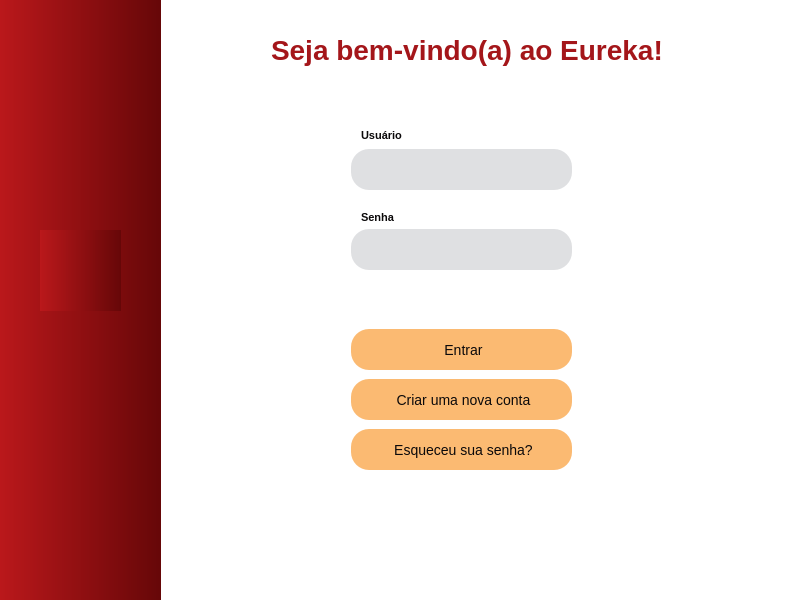
The window that src/qt/ui/login_screen.ui (eliezermoraesss/eureka_app_pyqt5_project_v2) describes before a commit, drawn with Qt 5.
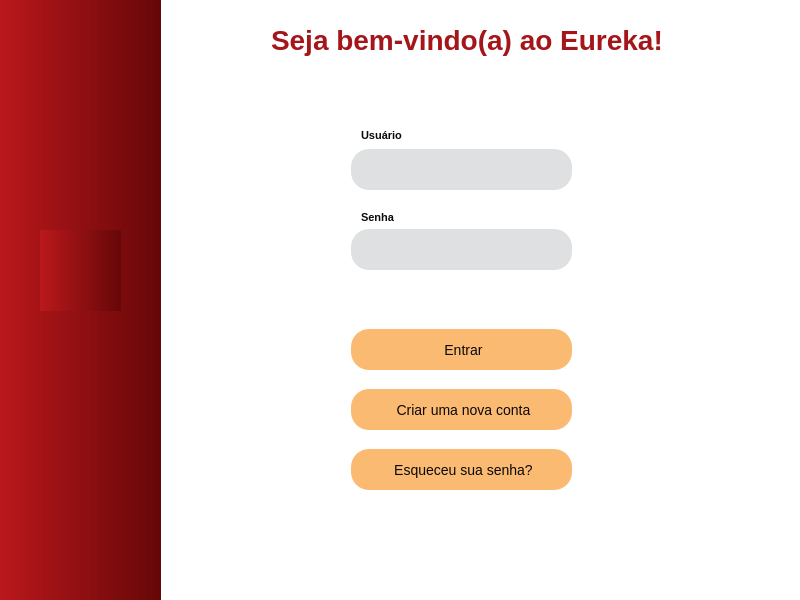
The same window after the commit. Icons and pictures are not drawn.

Commit message: feat: insert email validator and improve screen UI

```diff
--- a/src/qt/ui/login_screen.ui
+++ b/src/qt/ui/login_screen.ui
@@ -312,7 +312,7 @@
      <property name="geometry">
       <rect>
        <x>190</x>
-       <y>380</y>
+       <y>390</y>
        <width>221</width>
        <height>41</height>
       </rect>
@@ -325,6 +325,7 @@
      </property>
      <property name="font">
       <font>
+       <family>Segoe UI</family>
        <pointsize>-1</pointsize>
       </font>
      </property>
@@ -352,7 +353,7 @@
      <property name="geometry">
       <rect>
        <x>190</x>
-       <y>430</y>
+       <y>450</y>
        <width>221</width>
        <height>41</height>
       </rect>
@@ -365,6 +366,7 @@
      </property>
      <property name="font">
       <font>
+       <family>Segoe UI</family>
        <pointsize>-1</pointsize>
       </font>
      </property>
@@ -450,9 +452,9 @@
     <widget class="QPushButton" name="btn_close">
      <property name="geometry">
       <rect>
-       <x>590</x>
-       <y>10</y>
-       <width>41</width>
+       <x>600</x>
+       <y>0</y>
+       <width>31</width>
        <height>41</height>
       </rect>
      </property>
@@ -476,8 +478,8 @@
      </property>
      <property name="iconSize">
       <size>
-       <width>36</width>
-       <height>36</height>
+       <width>24</width>
+       <height>24</height>
       </size>
      </property>
     </widget>
@@ -485,13 +487,14 @@
      <property name="geometry">
       <rect>
        <x>110</x>
-       <y>20</y>
-       <width>461</width>
+       <y>10</y>
+       <width>401</width>
        <height>61</height>
       </rect>
      </property>
      <property name="font">
       <font>
+       <family>Segoe UI</family>
        <pointsize>-1</pointsize>
        <weight>75</weight>
        <bold>true</bold>
```
Left out of the diff: 9 changed lines with no effect on the pictures. The commit also changes 22 other files.
